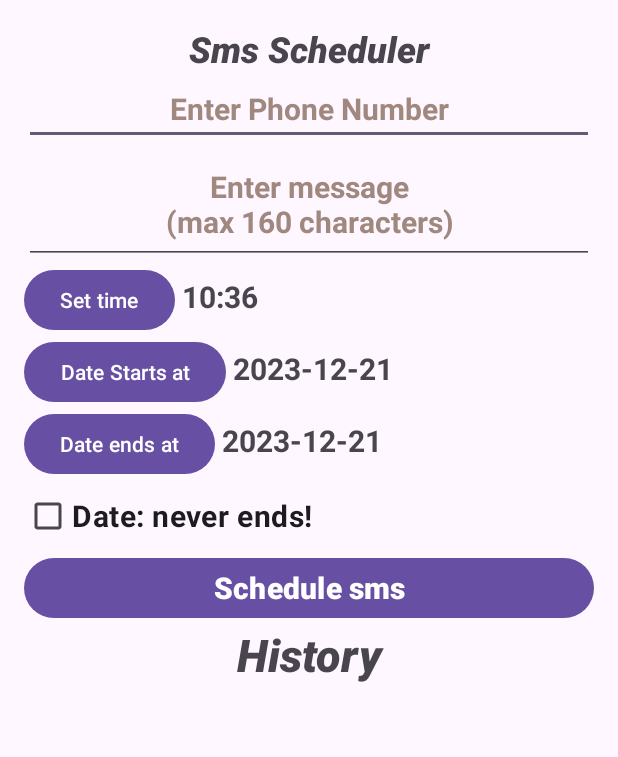
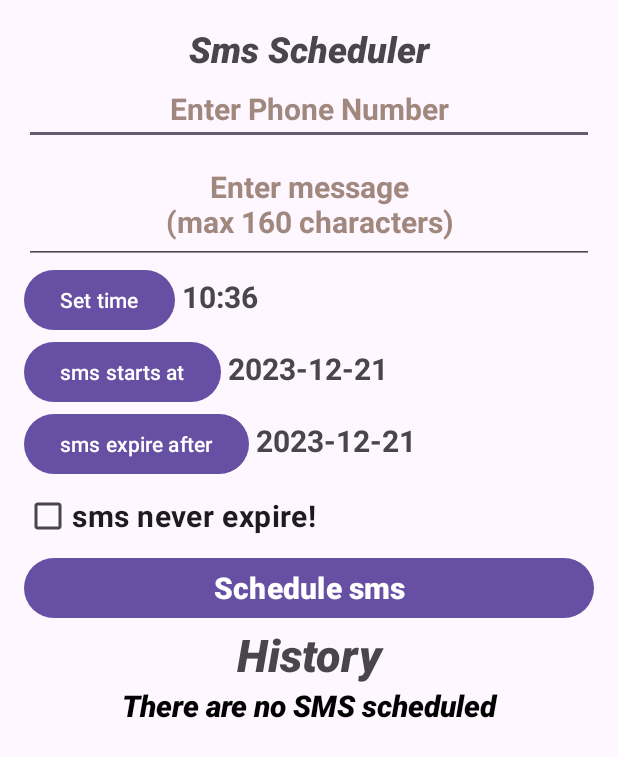
Before and after one commit to DeluxerPanda/Short_Message_Service, an Android app: the screen it shows after launch (MainActivity), on a phone screen of 412 x 824 dp. Shown: the top 757 px of the screen. Run offline under Robolectric (Android 15) with nearby library versions, the phone set to English and light mode, and no system bars.

Commit message:
update bug fixes :D

```diff
--- a/app/src/main/java/se/deluxerpanda/smssender/AlarmReceiver.java
+++ b/app/src/main/java/se/deluxerpanda/smssender/AlarmReceiver.java
@@ -37,7 +37,8 @@ public class AlarmReceiver extends BroadcastReceiver {
         String alarmId = String.valueOf(intent.getIntExtra("EXTRA_ALARMID",0));
 
         smsManager.sendTextMessage(number, null, message, null, null);
-        Toast.makeText(context, "SMS sent to " + number + " message: " + message +"Alarmid: "+alarmId, Toast.LENGTH_LONG).show();
+        Toast.makeText(context, "SMS sent to " + number + " message: " + message +" Alarmid: "+alarmId, Toast.LENGTH_LONG).show();
+
 
           MainActivity.removeAlarm(context,Integer.parseInt(alarmId));
     }
--- a/app/src/main/java/se/deluxerpanda/smssender/AlertCreator.java
+++ b/app/src/main/java/se/deluxerpanda/smssender/AlertCreator.java
@@ -7,6 +7,7 @@ import android.content.DialogInterface;
 import android.content.Intent;
 import android.content.SharedPreferences;
 import android.widget.Button;
+import android.widget.EditText;
 import android.widget.Toast;
 
 import androidx.core.content.ContextCompat;
@@ -19,6 +20,7 @@ import java.util.Map;
 import java.util.Set;
 
 public class AlertCreator {
+
     public static void showAlertBox_only_ok(Context context, String title, String message) {
         // Create an AlertDialog.Builder
         AlertDialog.Builder builder = new AlertDialog.Builder(context);
@@ -50,6 +52,7 @@ public class AlertCreator {
                     @Override
                     public void onClick(DialogInterface dialog, int which) {
                         Toast.makeText(context, "Oki", Toast.LENGTH_LONG).show();
+
                     }
                 })
                 .setNegativeButton("Edit", new DialogInterface.OnClickListener() {
--- a/app/src/main/java/se/deluxerpanda/smssender/MainActivity.java
+++ b/app/src/main/java/se/deluxerpanda/smssender/MainActivity.java
@@ -226,6 +226,21 @@ public class MainActivity extends AppCompatActivity {
 
         List<AlarmDetails> alarmList = getAllAlarms(this);
 
+        if (alarmList.isEmpty()) {
+            TextView AlarmListIsEmptyTextView = new TextView(this);
+
+            // Add your dynamic TextView here
+            AlarmListIsEmptyTextView.setLayoutParams(new LinearLayout.LayoutParams(
+                    LinearLayout.LayoutParams.MATCH_PARENT,
+                    LinearLayout.LayoutParams.WRAP_CONTENT));
+
+            AlarmListIsEmptyTextView.setText("There are no SMS scheduled");
+            AlarmListIsEmptyTextView.setTextSize(20);
+            AlarmListIsEmptyTextView.setTypeface(Typeface.create("sans-serif-black", Typeface.BOLD_ITALIC));
+            AlarmListIsEmptyTextView.setTextColor(getResources().getColor(android.R.color.black));
+            AlarmListIsEmptyTextView.setGravity(Gravity.CENTER);
+            linearLayout.addView(AlarmListIsEmptyTextView);
+        } else {
         // Now you can use the alarmList as needed
         for (AlarmDetails alarmDetails : alarmList) {
 
@@ -276,6 +291,7 @@ public class MainActivity extends AppCompatActivity {
                 }
             });
         }
+    }
     }
 
     private void showDatePicker(boolean isStartDate) {
@@ -378,17 +394,22 @@ public class MainActivity extends AppCompatActivity {
            String dateTimeString = DateStart + " " + Clock_Time;
            SimpleDateFormat sdf = new SimpleDateFormat("yyyy-MM-dd H:m");
            SimpleDateFormat sdf2 = new SimpleDateFormat("yyyy-MM-dd");
-          // if (checkBoxisChecked == true){
-           //    String sdf2 = "It never ends!";
-           //}
+
            try {
 
                Date date = sdf.parse(dateTimeString);
                Date date2 = sdf2.parse(DateEnd);
                long triggerTime = date.getTime();
-               long releaseTime = date2.getTime();
-               alarmManager.set(AlarmManager.RTC_WAKEUP, triggerTime, pendingIntent);
-               saveAlarmDetails(this, alarmId, triggerTime, releaseTime);
+               if (checkBoxisChecked == true){
+                   long releaseTime = -1;
+                   alarmManager.set(AlarmManager.RTC_WAKEUP, triggerTime, pendingIntent);
+                   saveAlarmDetails(this, alarmId, triggerTime, releaseTime);
+               }else {
+                   long releaseTime = date2.getTime();
+                   alarmManager.set(AlarmManager.RTC_WAKEUP, triggerTime, pendingIntent);
+                   saveAlarmDetails(this, alarmId, triggerTime, releaseTime);
+               }
+
            } catch (ParseException e) {
                e.printStackTrace();
            }
--- a/app/src/main/res/values/strings.xml
+++ b/app/src/main/res/values/strings.xml
@@ -5,9 +5,9 @@
     <string name="message_Text_hint">Enter message\n(max 160 characters)</string>
     <string name="send_sms_text">Schedule sms</string>
     <string name="time_button_text">Set time</string>
-    <string name="data_button_start_text">Date Starts at</string>
-    <string name="data_button_ends_text">Date ends at</string>
-    <string name="data_CheckBox_ends_text">Date: never ends!</string>
+    <string name="data_button_start_text">sms starts at</string>
+    <string name="data_button_ends_text">sms expire after</string>
+    <string name="data_CheckBox_ends_text">sms never expire!</string>
     <string name="history_name">History</string>
     <string name="logding_data">Loading data from code</string>
 </resources>
```
